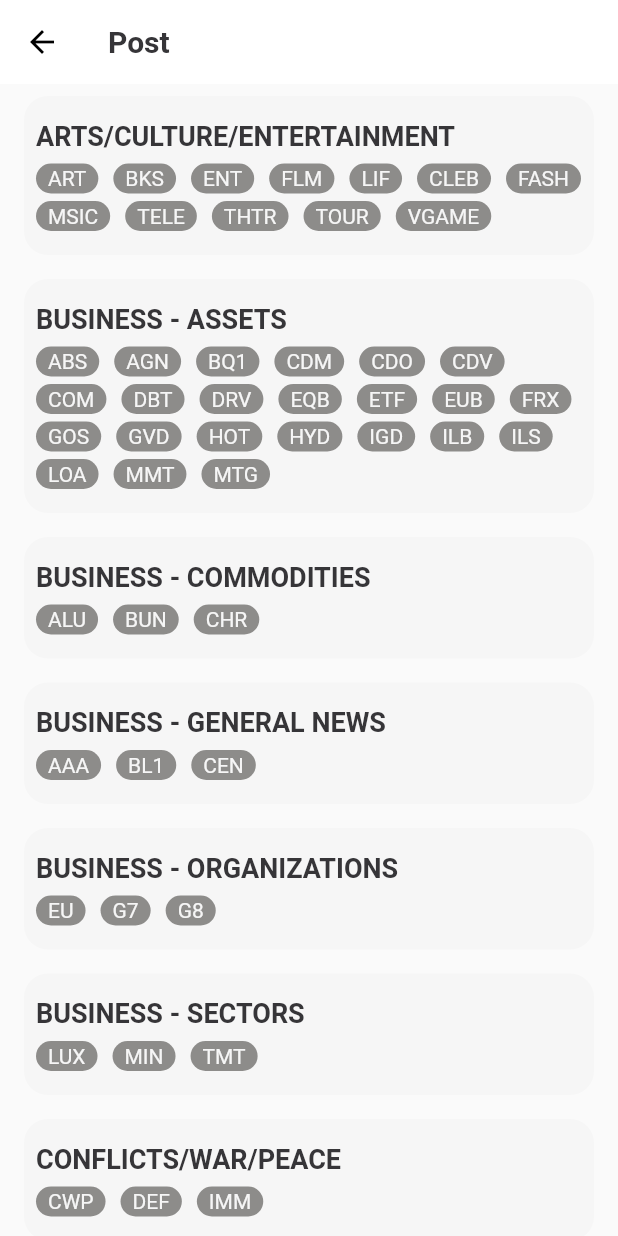
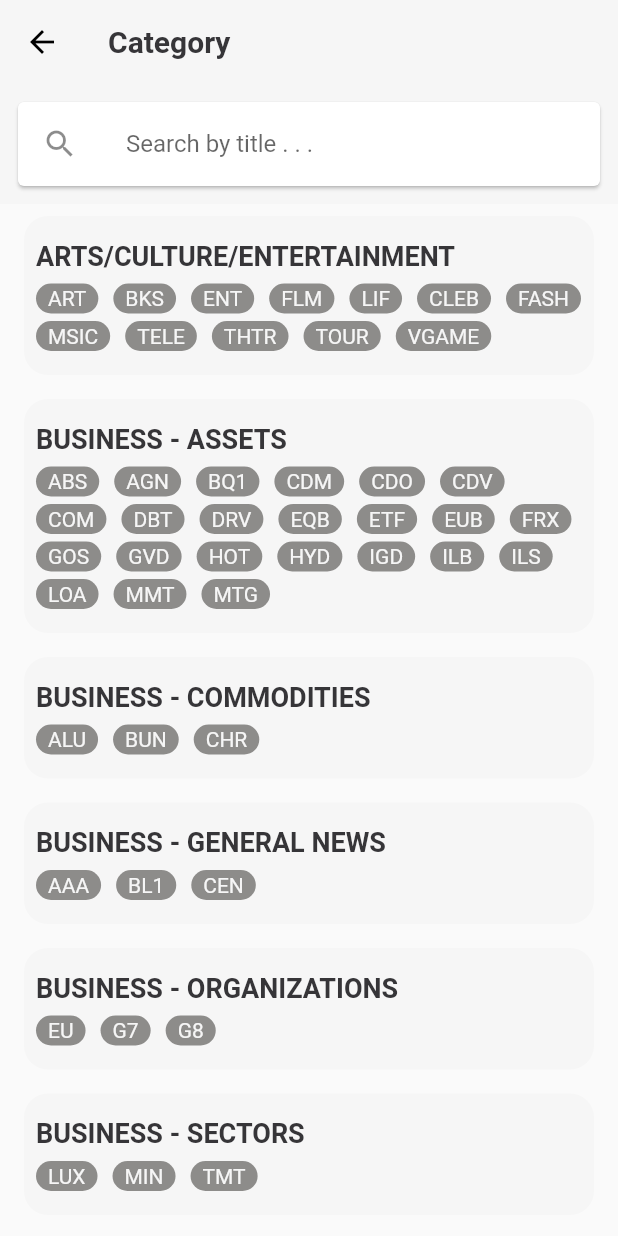
Before and after one commit to haidarzamzam/JsonplaceholderApp, a Flutter app: the CategoryScreen screen opened directly, on a phone screen of 412 x 824 dp. Run offline on Flutter 3.47's test engine with Material 2 defaults, Android fonts, the phone set to English and light mode, and no system bars; our stand-ins replace bloc, dio, equatable, flutter_bloc, fluttertoast, shimmer_animation; network calls fail.

Commit message:
:sparkles: Add search in category

```diff
--- a/lib/bloc/bloc/data_event.dart
+++ b/lib/bloc/bloc/data_event.dart
@@ -18,7 +18,9 @@
 }
 
 class GetDataCategoryEvent extends DataEvent {
-  GetDataCategoryEvent();
+  final String keyword;
+
+  GetDataCategoryEvent({this.keyword});
 
   @override
   String toString() => 'GetDataCategoryEvent';
--- a/lib/bloc/bloc/data_state.dart
+++ b/lib/bloc/bloc/data_state.dart
@@ -23,8 +23,14 @@
   GetDataPostFailedState({this.message});
 }
 
-class GetDataCategoryState extends DataState {
+class GetDataCategorySuccessState extends DataState {
   final List<CategoryModel> result;
 
-  GetDataCategoryState({this.result});
+  GetDataCategorySuccessState({this.result});
 }
+
+class GetDataCategoryFailedState extends DataState {
+  final String message;
+
+  GetDataCategoryFailedState({this.message});
+}
--- a/lib/screens/menus/category/category_screen.dart
+++ b/lib/screens/menus/category/category_screen.dart
@@ -2,6 +2,7 @@
 import 'package:case_devido/model/category_model.dart';
 import 'package:case_devido/screens/menus/category/widget/item_category.dart';
 import 'package:case_devido/utils/constant.dart';
+import 'package:case_devido/utils/toast.dart';
 import 'package:case_devido/utils/util.dart';
 import 'package:flutter/material.dart';
 import 'package:flutter_bloc/flutter_bloc.dart';
@@ -17,12 +18,14 @@
   DataBloc _dataBloc;
   List<CategoryModel> _myDataCategory;
   bool _isLoading = true;
+  bool _isVisibleClear = false;
+  TextEditingController searchController = new TextEditingController();
 
   @override
   void initState() {
     super.initState();
     _dataBloc = BlocProvider.of<DataBloc>(context);
-    _dataBloc.add(GetDataCategoryEvent());
+    _dataBloc.add(GetDataCategoryEvent(keyword: ""));
   }
 
   @override
@@ -30,9 +33,12 @@
     return BlocListener(
       bloc: _dataBloc,
       listener: (context, state) async {
-        if (state is GetDataCategoryState) {
+        if (state is GetDataCategorySuccessState) {
           _isLoading = false;
           _myDataCategory = state.result;
+        } else if (state is GetDataPostFailedState) {
+          _isLoading = false;
+          ToastUtils.show(state.message);
         }
       },
       child: BlocBuilder(
@@ -40,27 +46,73 @@
         builder: (context, state) {
           return Scaffold(
             appBar: AppBar(
-              backgroundColor: Colors.white,
+              backgroundColor: HexColor(ColorPalette['ColorAccent']),
               title: Text(
-                "Post",
+                "Category",
                 style: TextStyle(
                     fontWeight: FontWeight.w700,
                     color: HexColor(ColorPalette['ColorPrimaryDark'])),
               ),
               elevation: 0,
             ),
-            body: _isLoading
-                ? Center(
+            body: Column(
+              children: [
+                Container(
+                  color: HexColor(ColorPalette['ColorAccent']),
+                  child: Padding(
+                    padding: const EdgeInsets.all(8.0),
+                    child: Card(
+                      child: ListTile(
+                        leading: Icon(Icons.search),
+                        title: TextField(
+                          controller: searchController,
+                          decoration: InputDecoration(
+                              hintText: 'Search by title . . .',
+                              border: InputBorder.none),
+                          onChanged: onSearchTextChanged,
+                        ),
+                        trailing: Visibility(
+                          visible: _isVisibleClear,
+                          child: IconButton(
+                            icon: Icon(Icons.cancel),
+                            onPressed: () {
+                              searchController.clear();
+                              onSearchTextChanged('');
+                            },
+                          ),
+                        ),
+                      ),
+                    ),
+                  ),
+                ),
+                _isLoading
+                    ? Expanded(
+                        child: Center(
                           child: CircularProgressIndicator(),
+                        ),
                       )
-                : ListView.builder(
+                    : Expanded(
+                        child: ListView.builder(
                             itemCount: _myDataCategory.length,
                             itemBuilder: (BuildContext context, int index) {
                               return ItemCategory(data: _myDataCategory[index]);
                             }),
+                      ),
+              ],
+            ),
           );
         },
       ),
     );
   }
+
+  onSearchTextChanged(String text) async {
+    setState(() {
+      if (text != "" || text.isNotEmpty)
+        _isVisibleClear = true;
+      else
+        _isVisibleClear = false;
+      _dataBloc.add(GetDataCategoryEvent(keyword: text));
+    });
   }
+}
--- a/lib/screens/menus/post/detail_post_screen.dart
+++ b/lib/screens/menus/post/detail_post_screen.dart
@@ -13,7 +13,7 @@
     return Scaffold(
       backgroundColor: Colors.white,
       appBar: AppBar(
-        backgroundColor: Colors.white,
+        backgroundColor: HexColor(ColorPalette['ColorAccent']),
         centerTitle: true,
         elevation: 0,
         title: Text(
--- a/lib/screens/menus/post/post_screen.dart
+++ b/lib/screens/menus/post/post_screen.dart
@@ -64,7 +64,7 @@
           return Scaffold(
             backgroundColor: Colors.white,
             appBar: AppBar(
-              backgroundColor: Colors.white,
+              backgroundColor: HexColor(ColorPalette['ColorAccent']),
               centerTitle: true,
               elevation: 0,
               title: Text(
```
Also changed, not shown: lib/bloc/bloc/data_bloc.dart (+9 -3 lines), lib/services/data_services.dart (+27 -4 lines). Lines whose indentation alone changed are shown as unchanged.
